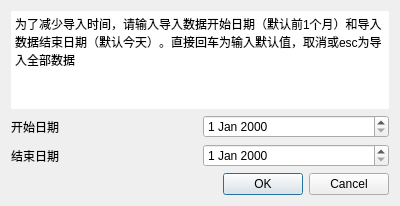
Sanvenir/db_process, file db_process/ui/datewindow.ui: the form before one commit.
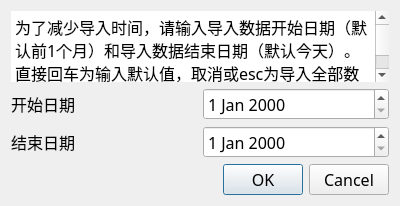
The form after the commit.

The edit to the form file:
```diff
--- a/db_process/ui/datewindow.ui
+++ b/db_process/ui/datewindow.ui
@@ -22,6 +22,12 @@
        <verstretch>0</verstretch>
       </sizepolicy>
      </property>
+     <property name="font">
+      <font>
+       <family>等线</family>
+       <pointsize>12</pointsize>
+      </font>
+     </property>
      <property name="autoFillBackground">
       <bool>false</bool>
      </property>
@@ -38,8 +44,8 @@
       <string>&lt;!DOCTYPE HTML PUBLIC &quot;-//W3C//DTD HTML 4.0//EN&quot; &quot;http://www.w3.org/TR/REC-html40/strict.dtd&quot;&gt;
 &lt;html&gt;&lt;head&gt;&lt;meta name=&quot;qrichtext&quot; content=&quot;1&quot; /&gt;&lt;style type=&quot;text/css&quot;&gt;
 p, li { white-space: pre-wrap; }
-&lt;/style&gt;&lt;/head&gt;&lt;body style=&quot; font-family:'SimSun'; font-size:9pt; font-weight:400; font-style:normal;&quot;&gt;
-&lt;p style=&quot; margin-top:0px; margin-bottom:0px; margin-left:0px; margin-right:0px; -qt-block-indent:0; text-indent:0px;&quot;&gt;为了减少导入时间，请输入导入数据开始日期（默认前1个月）和导入数据结束日期（默认今天）。直接回车为输入默认值，取消或esc为导入全部数据&lt;/p&gt;&lt;/body&gt;&lt;/html&gt;</string>
+&lt;/style&gt;&lt;/head&gt;&lt;body style=&quot; font-family:'等线'; font-size:12pt; font-weight:400; font-style:normal;&quot;&gt;
+&lt;p style=&quot; margin-top:0px; margin-bottom:0px; margin-left:0px; margin-right:0px; -qt-block-indent:0; text-indent:0px;&quot;&gt;&lt;span style=&quot; font-family:'SimSun';&quot;&gt;为了减少导入时间，请输入导入数据开始日期（默认前1个月）和导入数据结束日期（默认今天）。直接回车为输入默认值，取消或esc为导入全部数据&lt;/span&gt;&lt;/p&gt;&lt;/body&gt;&lt;/html&gt;</string>
      </property>
     </widget>
    </item>
@@ -47,13 +53,26 @@
     <layout class="QHBoxLayout" name="horizontalLayout_2">
      <item>
       <widget class="QLabel" name="label">
+       <property name="font">
+        <font>
+         <family>等线</family>
+         <pointsize>12</pointsize>
+        </font>
+       </property>
        <property name="text">
         <string>开始日期</string>
        </property>
       </widget>
      </item>
      <item>
-      <widget class="QDateEdit" name="start_date"/>
+      <widget class="QDateEdit" name="start_date">
+       <property name="font">
+        <font>
+         <family>等线</family>
+         <pointsize>12</pointsize>
+        </font>
+       </property>
+      </widget>
      </item>
     </layout>
    </item>
@@ -61,13 +80,26 @@
     <layout class="QHBoxLayout" name="horizontalLayout_3">
      <item>
       <widget class="QLabel" name="label_2">
+       <property name="font">
+        <font>
+         <family>等线</family>
+         <pointsize>12</pointsize>
+        </font>
+       </property>
        <property name="text">
         <string>结束日期</string>
        </property>
       </widget>
      </item>
      <item>
-      <widget class="QDateEdit" name="end_date"/>
+      <widget class="QDateEdit" name="end_date">
+       <property name="font">
+        <font>
+         <family>等线</family>
+         <pointsize>12</pointsize>
+        </font>
+       </property>
+      </widget>
      </item>
     </layout>
    </item>
@@ -75,6 +107,12 @@
     <layout class="QHBoxLayout" name="horizontalLayout_4" stretch="0">
      <item>
       <widget class="QDialogButtonBox" name="buttonBox">
+       <property name="font">
+        <font>
+         <family>等线</family>
+         <pointsize>12</pointsize>
+        </font>
+       </property>
        <property name="standardButtons">
         <set>QDialogButtonBox::Cancel|QDialogButtonBox::Ok</set>
        </property>
```
